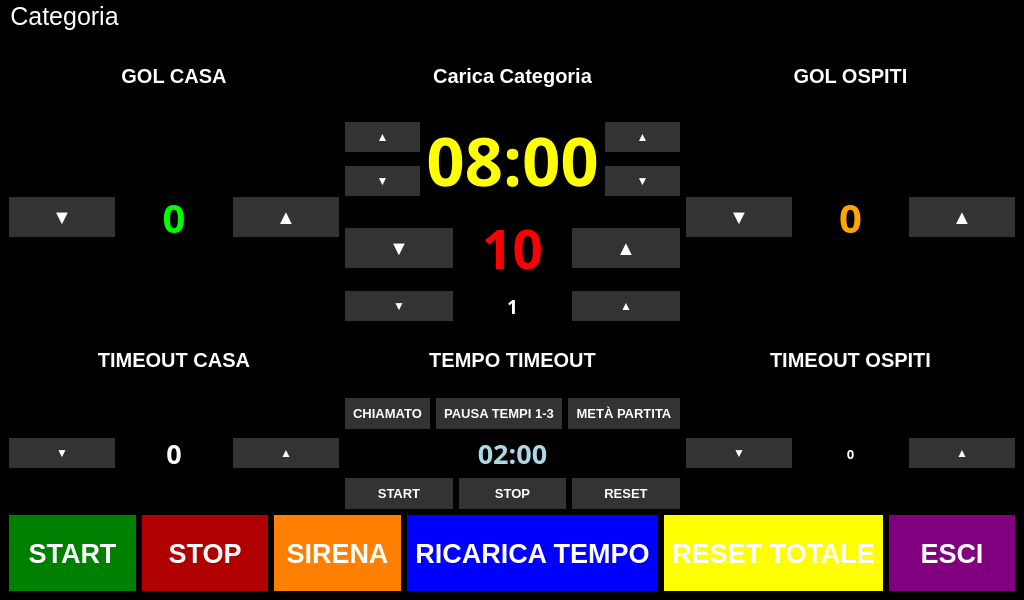
Above: rasp5/gui/tabellone.ui from pythonpenguin/segnapunti_pallanuoto before the change. Below: the same form after it.
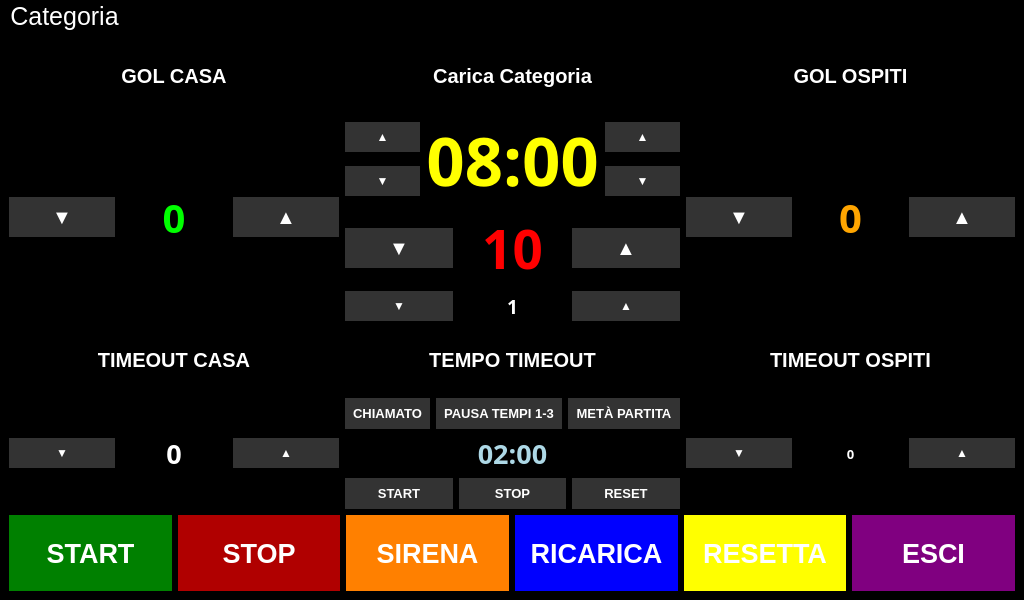
That is the form after the change.

Diff of the .ui file:
```diff
--- a/rasp5/gui/tabellone.ui
+++ b/rasp5/gui/tabellone.ui
@@ -629,7 +629,7 @@
                         <item>
                             <widget class="QPushButton" name="buttonTimeReload">
                                 <property name="text">
-                                    <string>RICARICA TEMPO</string>
+                                    <string>RICARICA</string>
                                 </property>
                             </widget>
                         </item>
@@ -637,7 +637,7 @@
                         <item>
                             <widget class="QPushButton" name="buttonReset">
                                 <property name="text">
-                                    <string>RESET TOTALE</string>
+                                    <string>RESETTA</string>
                                 </property>
                             </widget>
                         </item>
```
Left out of the diff: 12 changed lines with no effect on the pictures.
